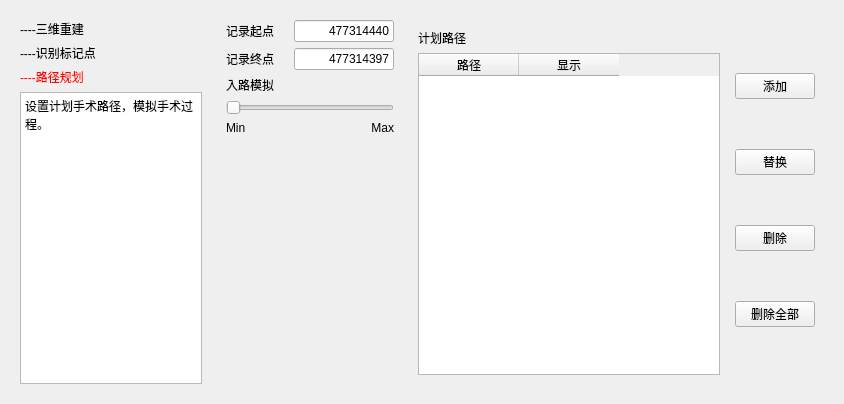
Before: the Qt Designer form rt_3.ui in kalipolis/excelim_qt_withui, drawn with Qt 5.
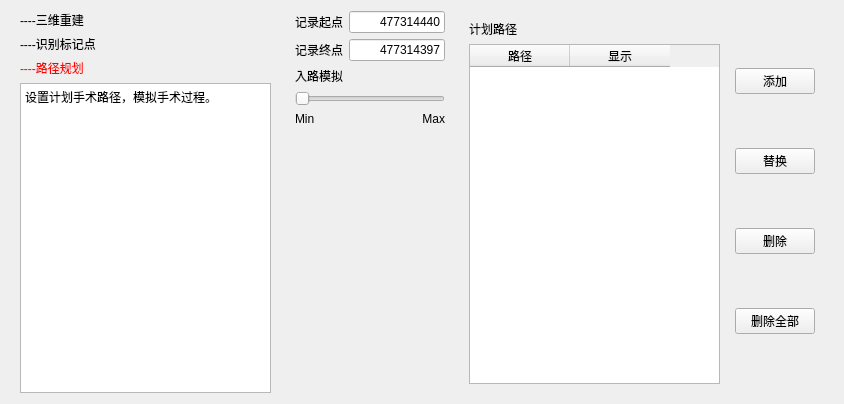
After: the same form once the commit is applied.

Commit message: 修改布局

What changed in the file:
```diff
--- a/rt_3.ui
+++ b/rt_3.ui
@@ -14,11 +14,17 @@
    <string>Form</string>
   </property>
   <layout class="QHBoxLayout" name="horizontalLayout_3">
+   <property name="topMargin">
+    <number>2</number>
+   </property>
+   <property name="bottomMargin">
+    <number>2</number>
+   </property>
    <item>
     <widget class="QWidget" name="widget_44" native="true">
      <property name="maximumSize">
       <size>
-       <width>200</width>
+       <width>300</width>
        <height>16777215</height>
       </size>
      </property>
@@ -57,11 +63,14 @@
        <widget class="QTextBrowser" name="textBrowser_10">
         <property name="html">
          <string>&lt;!DOCTYPE HTML PUBLIC &quot;-//W3C//DTD HTML 4.0//EN&quot; &quot;http://www.w3.org/TR/REC-html40/strict.dtd&quot;&gt;
-&lt;html&gt;&lt;head&gt;&lt;meta name=&quot;qrichtext&quot; content=&quot;1&quot; /&gt;&lt;style type=&quot;text/css&quot;&gt;
+&lt;html&gt;&lt;head&gt;&lt;meta name=&quot;qrichtext&quot; content=&quot;1&quot; /&gt;&lt;meta charset=&quot;utf-8&quot; /&gt;&lt;style type=&quot;text/css&quot;&gt;
 p, li { white-space: pre-wrap; }
-&lt;/style&gt;&lt;/head&gt;&lt;body style=&quot; font-family:'SimSun'; font-size:9pt; font-weight:400; font-style:normal;&quot;&gt;
-&lt;p style=&quot; margin-top:0px; margin-bottom:0px; margin-left:0px; margin-right:0px; -qt-block-indent:0; text-indent:0px;&quot;&gt;设置计划手术路径，模拟手术过程。&lt;/p&gt;
-&lt;p style=&quot;-qt-paragraph-type:empty; margin-top:0px; margin-bottom:0px; margin-left:0px; margin-right:0px; -qt-block-indent:0; text-indent:0px;&quot;&gt;&lt;br /&gt;&lt;/p&gt;&lt;/body&gt;&lt;/html&gt;</string>
+hr { height: 1px; border-width: 0; }
+li.unchecked::marker { content: &quot;\2610&quot;; }
+li.checked::marker { content: &quot;\2612&quot;; }
+&lt;/style&gt;&lt;/head&gt;&lt;body style=&quot; font-family:'Microsoft YaHei UI'; font-size:9pt; font-weight:400; font-style:normal;&quot;&gt;
+&lt;p style=&quot; margin-top:0px; margin-bottom:0px; margin-left:0px; margin-right:0px; -qt-block-indent:0; text-indent:0px;&quot;&gt;&lt;span style=&quot; font-family:'SimSun';&quot;&gt;设置计划手术路径，模拟手术过程。&lt;/span&gt;&lt;/p&gt;
+&lt;p style=&quot;-qt-paragraph-type:empty; margin-top:0px; margin-bottom:0px; margin-left:0px; margin-right:0px; -qt-block-indent:0; text-indent:0px; font-family:'SimSun';&quot;&gt;&lt;br /&gt;&lt;/p&gt;&lt;/body&gt;&lt;/html&gt;</string>
         </property>
        </widget>
       </item>
```
The commit also changes 5 other files.
